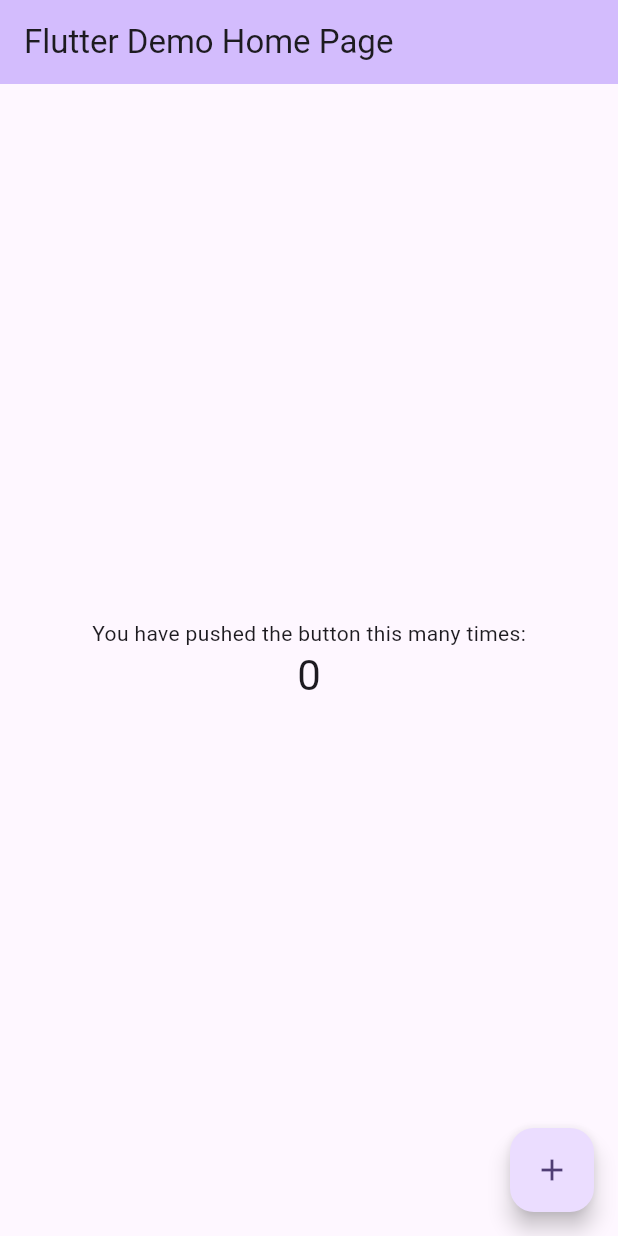
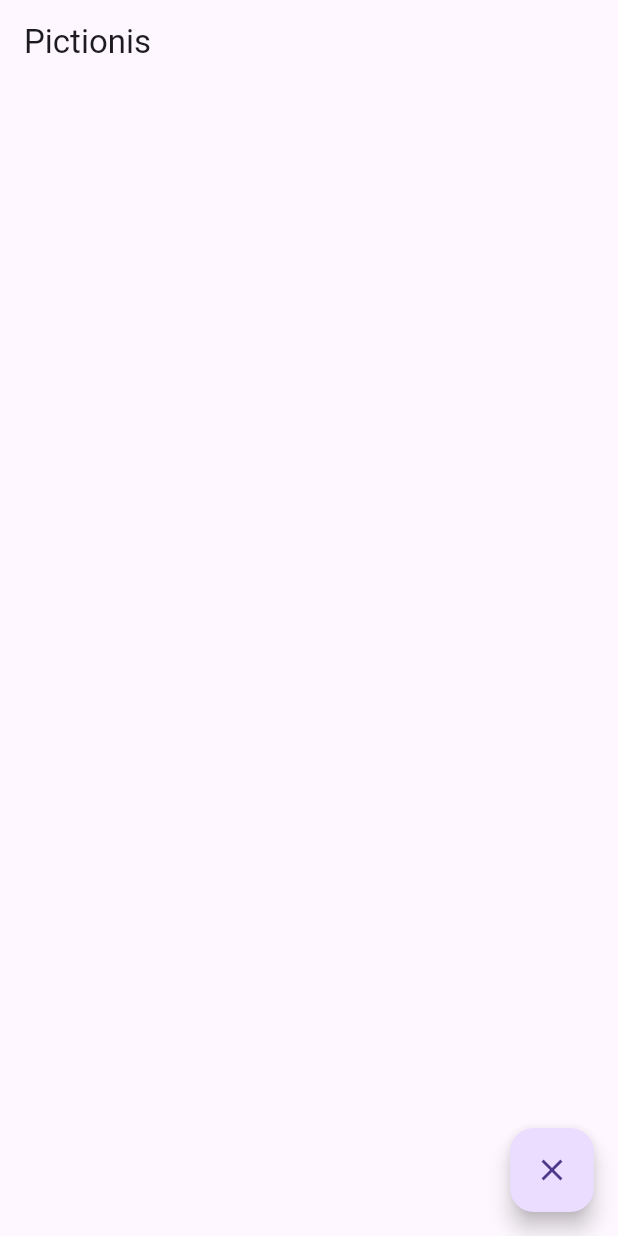
Before and after one commit to Martriss/pictionis, a Flutter app: the screen it shows after launch, on a phone screen of 412 x 824 dp. Run offline on Flutter 3.47's test engine with Material 3 defaults, Android fonts, the phone set to English and light mode, and no system bars; our stand-ins replace firebase_core; accounts and stored records are empty.

Commit message:
Add widget for basic painting

```diff
--- a/pictionis/lib/main.dart
+++ b/pictionis/lib/main.dart
@@ -1,125 +1,83 @@
 import 'package:flutter/material.dart';
 
-void main() {
-  runApp(const MyApp());
-}
+void main() => runApp(const Pictionis());
 
-class MyApp extends StatelessWidget {
-  const MyApp({super.key});
+class Pictionis extends StatelessWidget {
+  const Pictionis({super.key});
 
-  // This widget is the root of your application.
   @override
   Widget build(BuildContext context) {
-    return MaterialApp(
-      title: 'Flutter Demo',
-      theme: ThemeData(
-        // This is the theme of your application.
-        //
-        // TRY THIS: Try running your application with "flutter run". You'll see
-        // the application has a purple toolbar. Then, without quitting the app,
-        // try changing the seedColor in the colorScheme below to Colors.green
-        // and then invoke "hot reload" (save your changes or press the "hot
-        // reload" button in a Flutter-supported IDE, or press "r" if you used
-        // the command line to start the app).
-        //
-        // Notice that the counter didn't reset back to zero; the application
-        // state is not lost during the reload. To reset the state, use hot
-        // restart instead.
-        //
-        // This works for code too, not just values: Most code changes can be
-        // tested with just a hot reload.
-        colorScheme: ColorScheme.fromSeed(seedColor: Colors.deepPurple),
-        useMaterial3: true,
-      ),
-      home: const MyHomePage(title: 'Flutter Demo Home Page'),
+    return const MaterialApp(
+      home: DrawingPage(),
     );
   }
 }
 
-class MyHomePage extends StatefulWidget {
-  const MyHomePage({super.key, required this.title});
-
-  // This widget is the home page of your application. It is stateful, meaning
-  // that it has a State object (defined below) that contains fields that affect
-  // how it looks.
-
-  // This class is the configuration for the state. It holds the values (in this
-  // case the title) provided by the parent (in this case the App widget) and
-  // used by the build method of the State. Fields in a Widget subclass are
-  // always marked "final".
-
-  final String title;
+class DrawingPage extends StatefulWidget {
+  const DrawingPage({super.key});
 
   @override
-  State<MyHomePage> createState() => _MyHomePageState();
+  _DrawingPageState createState() => _DrawingPageState();
 }
 
-class _MyHomePageState extends State<MyHomePage> {
-  int _counter = 0;
+class _DrawingPageState extends State<DrawingPage> {
+  List<Offset?> points = [];
 
-  void _incrementCounter() {
-    setState(() {
-      // This call to setState tells the Flutter framework that something has
-      // changed in this State, which causes it to rerun the build method below
-      // so that the display can reflect the updated values. If we changed
-      // _counter without calling setState(), then the build method would not be
-      // called again, and so nothing would appear to happen.
-      _counter++;
-    });
+  @override
+  Widget build(BuildContext context) {
+    return Scaffold(
+      appBar: AppBar(
+        title: const Text("Pictionis"),
+      ),
+      body: GestureDetector(
+        onPanUpdate: (details) {
+          setState(() {
+            points.add(details.localPosition);
+          });
+        },
+        onPanEnd: (details) {
+          setState(() {
+            points.add(null); // Add a break to stop the line on pan end.
+          });
+        },
+        child: CustomPaint(
+          painter: ShapePainter(points),
+          size: Size.infinite,
+        ),
+      ),
+      floatingActionButton: FloatingActionButton(
+        onPressed: () {
+          setState(() {
+            points.clear(); // Clear the drawing
+          });
+        },
+        child: const Icon(Icons.clear),
+      ),
+    );
+  }
+}
+
+class ShapePainter extends CustomPainter {
+  final List<Offset?> points;
+
+  ShapePainter(this.points);
+
+  @override
+  void paint(Canvas canvas, Size size) {
+    final paint = Paint()
+      ..color = Colors.black
+      ..strokeCap = StrokeCap.round
+      ..strokeWidth = 4.0;
+
+    for (int i = 0; i < points.length - 1; i++) {
+      if (points[i] != null && points[i + 1] != null) {
+        canvas.drawLine(points[i]!, points[i + 1]!, paint);
+      }
+    }
   }
 
   @override
-  Widget build(BuildContext context) {
-    // This method is rerun every time setState is called, for instance as done
-    // by the _incrementCounter method above.
-    //
-    // The Flutter framework has been optimized to make rerunning build methods
-    // fast, so that you can just rebuild anything that needs updating rather
-    // than having to individually change instances of widgets.
-    return Scaffold(
-      appBar: AppBar(
-        // TRY THIS: Try changing the color here to a specific color (to
-        // Colors.amber, perhaps?) and trigger a hot reload to see the AppBar
-        // change color while the other colors stay the same.
-        backgroundColor: Theme.of(context).colorScheme.inversePrimary,
-        // Here we take the value from the MyHomePage object that was created by
-        // the App.build method, and use it to set our appbar title.
-        title: Text(widget.title),
-      ),
-      body: Center(
-        // Center is a layout widget. It takes a single child and positions it
-        // in the middle of the parent.
-        child: Column(
-          // Column is also a layout widget. It takes a list of children and
-          // arranges them vertically. By default, it sizes itself to fit its
-          // children horizontally, and tries to be as tall as its parent.
-          //
-          // Column has various properties to control how it sizes itself and
-          // how it positions its children. Here we use mainAxisAlignment to
-          // center the children vertically; the main axis here is the vertical
-          // axis because Columns are vertical (the cross axis would be
-          // horizontal).
-          //
-          // TRY THIS: Invoke "debug painting" (choose the "Toggle Debug Paint"
-          // action in the IDE, or press "p" in the console), to see the
-          // wireframe for each widget.
-          mainAxisAlignment: MainAxisAlignment.center,
-          children: <Widget>[
-            const Text(
-              'You have pushed the button this many times:',
-            ),
-            Text(
-              '$_counter',
-              style: Theme.of(context).textTheme.headlineMedium,
-            ),
-          ],
-        ),
-      ),
-      floatingActionButton: FloatingActionButton(
-        onPressed: _incrementCounter,
-        tooltip: 'Increment',
-        child: const Icon(Icons.add),
-      ), // This trailing comma makes auto-formatting nicer for build methods.
-    );
+  bool shouldRepaint(covariant CustomPainter oldDelegate) {
+    return true;
   }
 }
```
Also changed, not shown: 1 other file.
